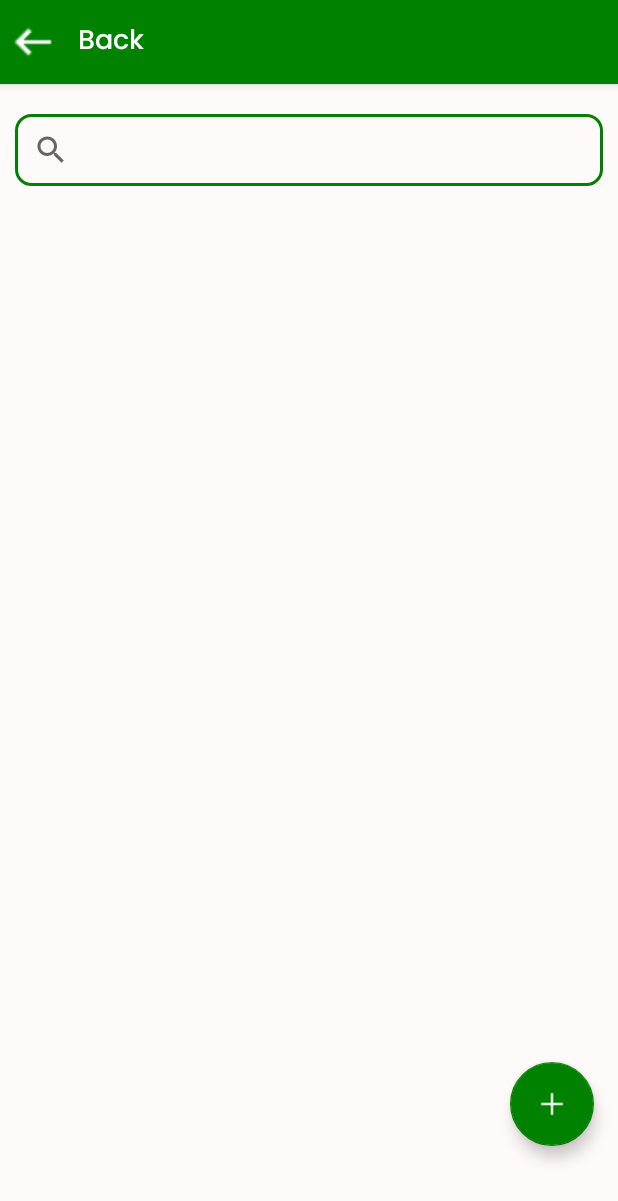
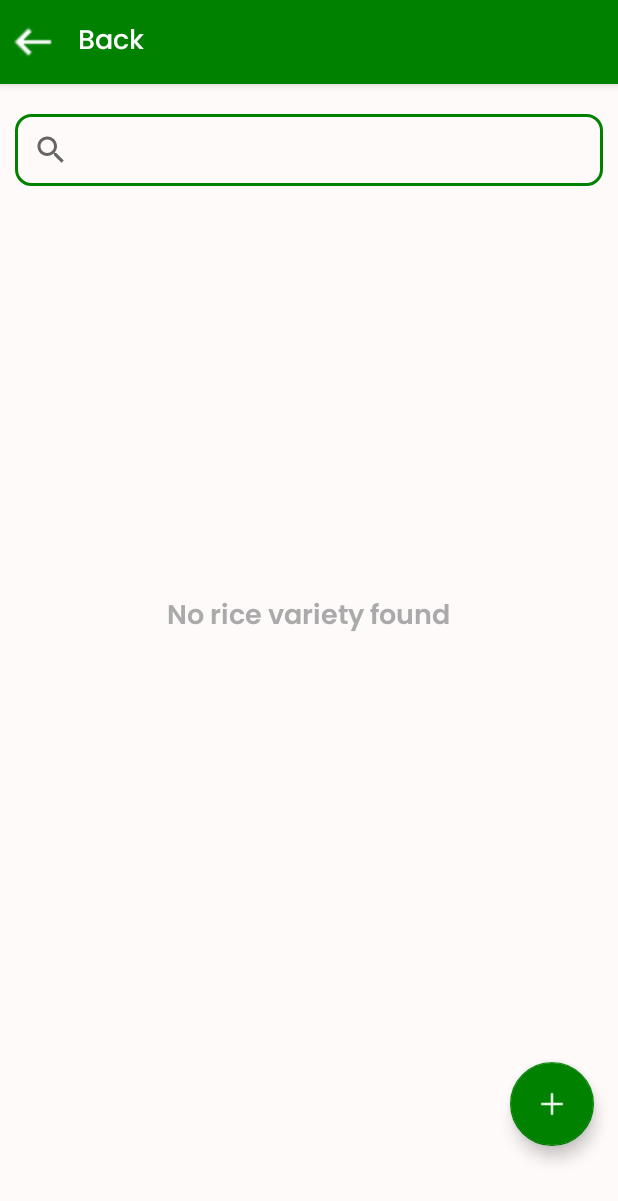
Before and after one commit to superrjj/PalaYan_App, an Android app: the ViewRiceVarieties screen opened directly, with no data from a screen before it, on a phone screen of 412 x 824 dp. Shown: the top 1201 px of the screen. Run offline under Robolectric (Android 15) with nearby library versions, the phone set to English and light mode, and no system bars; our stand-ins replace Firebase (no records; nobody signed in at launch, a user with empty details on screens opened directly).

Commit message:
Added function for search view and fix UI

```diff
--- a/app/src/main/java/com/example/palayan/AdminActivities/ViewRiceVarieties.java
+++ b/app/src/main/java/com/example/palayan/AdminActivities/ViewRiceVarieties.java
@@ -3,9 +3,11 @@ package com.example.palayan.AdminActivities;
 import android.content.Intent;
 import android.os.Bundle;
 import android.util.Log;
+import android.view.View;
 import android.widget.ImageView;
 import android.widget.Toast;
 
+import androidx.appcompat.widget.SearchView;
 import androidx.appcompat.widget.Toolbar;
 import androidx.activity.EdgeToEdge;
 import androidx.appcompat.app.AppCompatActivity;
@@ -15,6 +17,7 @@ import androidx.recyclerview.widget.RecyclerView;
 import com.example.palayan.Adapter.RiceVarietyAdapter;
 import com.example.palayan.Helper.RiceVariety;
 import com.example.palayan.R;
+import com.example.palayan.databinding.ActivityViewRiceVarietiesBinding;
 import com.google.android.material.floatingactionbutton.FloatingActionButton;
 import com.google.firebase.database.*;
 
@@ -23,8 +26,9 @@ import java.util.List;
 
 public class ViewRiceVarieties extends AppCompatActivity {
 
-    private RecyclerView recyclerView;
+    private ActivityViewRiceVarietiesBinding root;
     private List<RiceVariety> varietyList;
+    private List<RiceVariety> fullVarietyList;
     private RiceVarietyAdapter adapter;
     private DatabaseReference databaseVarieties;
     private ValueEventListener riceVarietyListener;
@@ -32,27 +36,39 @@ public class ViewRiceVarieties extends AppCompatActivity {
     @Override
     protected void onCreate(Bundle savedInstanceState) {
         super.onCreate(savedInstanceState);
-        EdgeToEdge.enable(this);
-        setContentView(R.layout.activity_view_rice_varieties);
+        root = ActivityViewRiceVarietiesBinding.inflate(getLayoutInflater());
+        setContentView(root.getRoot());
 
-        Toolbar toolbar = findViewById(R.id.toolbar);
-        setSupportActionBar(toolbar);
+        setSupportActionBar(root.toolbar);
         getSupportActionBar().setDisplayShowTitleEnabled(false);
 
-        FloatingActionButton fabAdd = findViewById(R.id.fab_add);
-        fabAdd.setOnClickListener(v -> startActivity(new Intent(this, AddRiceVariety.class)));
+        root.fabAdd.setOnClickListener(v -> startActivity(new Intent(this, AddRiceVariety.class)));
+        root.ivBack.setOnClickListener(v -> onBackPressed());
 
-        ImageView ivBack = findViewById(R.id.iv_back);
-        ivBack.setOnClickListener(v -> onBackPressed());
-
-        recyclerView = findViewById(R.id.recycleViewer_RiceVarieties);
-        recyclerView.setLayoutManager(new LinearLayoutManager(this));
+        root.recycleViewerRiceVarieties.setLayoutManager(new LinearLayoutManager(this));
         varietyList = new ArrayList<>();
+        fullVarietyList = new ArrayList<>();
         adapter = new RiceVarietyAdapter(varietyList, this);
-        recyclerView.setAdapter(adapter);
+        root.recycleViewerRiceVarieties.setAdapter(adapter);
 
         //setup the database for retrieving data from firebase
         databaseVarieties = FirebaseDatabase.getInstance().getReference("rice_seed_varieties");
+
+        root.svSearchBar.setQueryHint("Search rice variety...");
+        root.svSearchBar.setOnQueryTextListener(new SearchView.OnQueryTextListener() {
+            @Override
+            public boolean onQueryTextSubmit(String s) {
+                filterList(s);
+                return true;
+            }
+
+            @Override
+            public boolean onQueryTextChange(String s) {
+                filterList(s);
+                return true;
+            }
+        });
+
     }
 
     @Override
@@ -79,12 +95,14 @@ public class ViewRiceVarieties extends AppCompatActivity {
                         RiceVariety variety = postSnapshot.getValue(RiceVariety.class);
                         if (variety != null && !variety.archived) {
                             varietyList.add(variety);
+                            fullVarietyList.add(variety);
                         }
                     } catch (Exception e) {
                         Log.e("FirebaseData", "Error parsing variety", e);
                     }
                 }
                 adapter.notifyDataSetChanged();
+                root.tvNoData.setVisibility(varietyList.isEmpty() ? View.VISIBLE : View.GONE);
             }
 
             @Override
@@ -95,4 +113,23 @@ public class ViewRiceVarieties extends AppCompatActivity {
 
         databaseVarieties.addValueEventListener(riceVarietyListener);
     }
+
+    private void filterList(String query) {
+        List<RiceVariety> filteredList = new ArrayList<>();
+        String lowerQuery = query.toLowerCase();
+
+        for (RiceVariety item : fullVarietyList) {
+            if ((item.varietyName != null && item.varietyName.toLowerCase().contains(lowerQuery)) ||
+                    (item.location != null && item.location.toLowerCase().contains(lowerQuery)) ||
+                    (item.yearRelease != null && item.yearRelease.toLowerCase().contains(lowerQuery))) {
+                filteredList.add(item);
+            }
+            varietyList.clear();
+            varietyList.addAll(filteredList);
+            adapter.notifyDataSetChanged();
+
+            root.tvNoData.setVisibility(varietyList.isEmpty() ? View.VISIBLE : View.GONE);
+
+        }
+    }
 }
--- a/app/src/main/res/layout/activity_view_rice_varieties.xml
+++ b/app/src/main/res/layout/activity_view_rice_varieties.xml
@@ -106,4 +106,16 @@
         android:src="@drawable/ic_add"
         app:backgroundTint="@color/green"
         app:tint="@android:color/white" />
+
+    <TextView
+        android:id="@+id/tv_no_data"
+        android:layout_width="wrap_content"
+        android:layout_height="wrap_content"
+        android:text="No rice variety found"
+        android:textSize="18sp"
+        android:textColor="@android:color/darker_gray"
+        android:layout_gravity="center"
+        android:visibility="gone"
+        android:fontFamily="@font/poppins__semibold"/>
+
 </FrameLayout>
```
Also changed, not shown: app/src/main/java/com/example/palayan/Adapter/RiceVarietyAdapter.java (+5 -4 lines), app/src/main/res/layout/list_rice_seed_admin.xml (+21 -9 lines).
